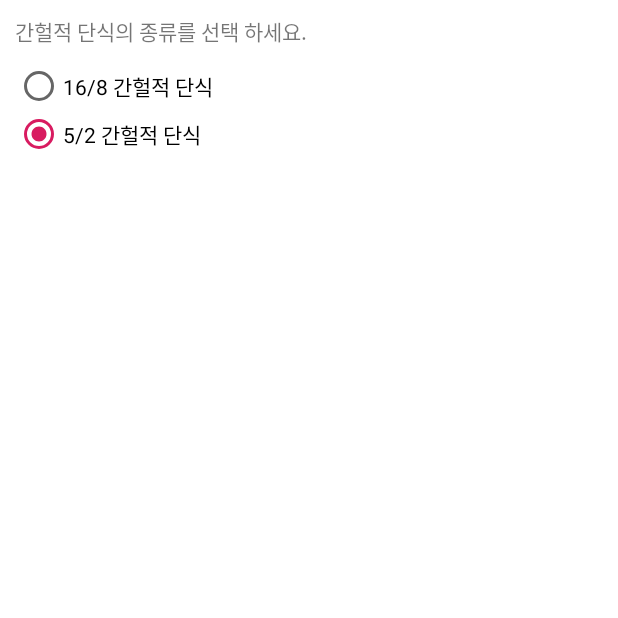
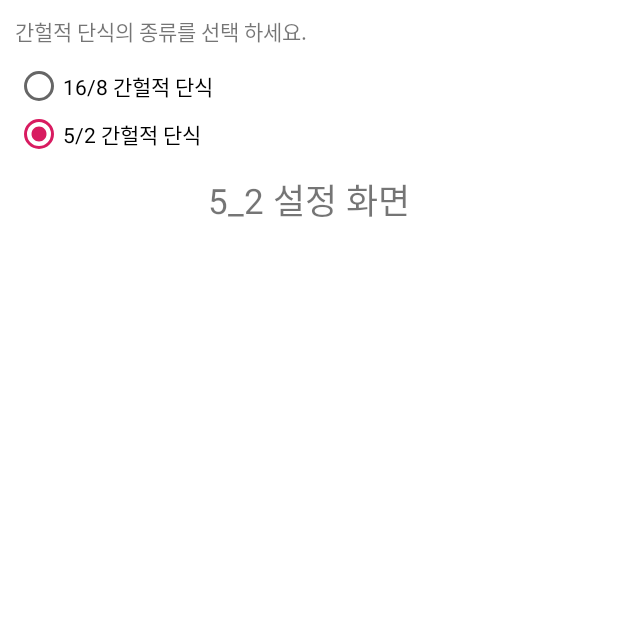
Before and after one commit to goldforestdev/Intermittent-Fasting, an Android app: the PlanFragment screen opened through its navigation route, after a tap on "5/2 간헐적 단식", on a phone screen of 412 x 824 dp, the top half of it. Run offline under Robolectric (Android 15) with nearby library versions, the phone set to English and light mode, and no system bars; our stand-ins replace data binding; 1 other tap on this screen came first.

Commit message:
Plan Type에 따른 View 설정 화면 변경

```diff
--- a/app/src/main/java/com/goldforest/capdiet/view/PlanFragment.kt
+++ b/app/src/main/java/com/goldforest/capdiet/view/PlanFragment.kt
@@ -3,17 +3,15 @@ package com.goldforest.capdiet.view
 
 
 import android.os.Bundle
-import android.view.LayoutInflater
 import android.view.View
-import android.view.ViewGroup
 import android.widget.Toast
-import androidx.databinding.DataBindingUtil
 import androidx.lifecycle.Observer
 import com.goldforest.capdiet.R
 import com.goldforest.capdiet.base.BaseFragment
 import com.goldforest.capdiet.databinding.FragmentPlanBinding
 import com.goldforest.capdiet.viewmodel.PlanType
 import com.goldforest.capdiet.viewmodel.PlanViewModel
+import kotlinx.android.synthetic.main.fragment_plan.*
 import org.koin.androidx.viewmodel.ext.android.viewModel
 
 
@@ -21,12 +19,18 @@ class PlanFragment : BaseFragment<FragmentPlanBinding, PlanViewModel>() {
 
     override val layoutResourceId: Int = R.layout.fragment_plan
     override val viewModel: PlanViewModel by viewModel()
+    private var currentPlanType : PlanType = PlanType.PLAN_16_8
 
     override fun onViewCreated(view: View, savedInstanceState: Bundle?) {
         super.onViewCreated(view, savedInstanceState)
+
         viewDataBinding.vm = viewModel
 
-        activity?.let {fragmentActivity ->
+        initLiveDataObserver()
+    }
+
+    private fun initLiveDataObserver() {
+        activity?.let { fragmentActivity ->
             viewModel.planType.observe(
                 fragmentActivity,
                 Observer { planType ->
@@ -35,13 +39,24 @@ class PlanFragment : BaseFragment<FragmentPlanBinding, PlanViewModel>() {
         }
     }
 
+    private fun setPlanTypeView (planType: PlanType) {
+        if (currentPlanType == planType) {
+            return
+        } else {
+            currentPlanType = planType
+        }
 
-    private fun setPlanTypeView (planType: PlanType) {
-        when (planType) {
-
-            //각 PlanType 별로 시간 or 요일 설정으로 변경
-            PlanType.PLAN_16_8 -> Toast.makeText(activity, "16/8 타입의 다이어트 계획을 설정 합니다.", Toast.LENGTH_LONG).show()
-            else -> Toast.makeText(activity, "5/2 타입의 다이어트 계획을 설정 합니다.", Toast.LENGTH_LONG).show()
+        when (currentPlanType) {
+            PlanType.PLAN_16_8 -> {
+                Toast.makeText(activity, "16/8 다이어트 타입을 설정 합니다.", Toast.LENGTH_LONG).show()
+                plan1Layout.visibility = View.VISIBLE
+                plan2Layout.visibility = View.GONE
+            }
+            else -> {
+                Toast.makeText(activity, "5/2 다이어트 타입을 설정 합니다.", Toast.LENGTH_LONG).show()
+                plan1Layout.visibility = View.GONE
+                plan2Layout.visibility = View.VISIBLE
+            }
         }
     }
 }
--- a/app/src/main/java/com/goldforest/capdiet/viewmodel/PlanViewModel.kt
+++ b/app/src/main/java/com/goldforest/capdiet/viewmodel/PlanViewModel.kt
@@ -1,8 +1,6 @@
 package com.goldforest.capdiet.viewmodel
 
-import android.view.View
 import androidx.lifecycle.MutableLiveData
-import com.goldforest.capdiet.R
 import com.goldforest.capdiet.base.BaseViewModel
 import com.goldforest.capdiet.viewmodel.PlanType.*
 
@@ -13,18 +11,11 @@ enum class PlanType {
 
 class PlanViewModel : BaseViewModel() {
     var planType : MutableLiveData<PlanType> = MutableLiveData<PlanType>().apply { postValue(PLAN_16_8) }
-    var isChecked : Int = 0
 
-    val planClickListener = View.OnClickListener {view ->
-        when(view.id) {
-            R.id.rbPlan1 -> {
-                planType.value = PLAN_16_8
-                isChecked = 0
-            } else -> {
-                planType.value = PLAN_5_2
-                isChecked = 1
-            }
+    fun setPlanType (planTypeOrdinal :Int) {
+        planType.value = when (planTypeOrdinal) {
+            PLAN_16_8.ordinal ->  PLAN_16_8
+            else -> PLAN_5_2
         }
     }
-
 }
--- a/app/src/main/res/layout/fragment_plan.xml
+++ b/app/src/main/res/layout/fragment_plan.xml
@@ -5,7 +5,7 @@
     <data>
         <variable
                 name="vm"
-            type="com.goldforest.capdiet.viewmodel.PlanViewModel" />
+                type="com.goldforest.capdiet.viewmodel.PlanViewModel"/>
     </data>
 
     <FrameLayout
@@ -13,9 +13,11 @@
             android:layout_height="match_parent"
             tools:context=".view.PlanFragment"
             android:background="@android:color/white">
+
         <androidx.constraintlayout.widget.ConstraintLayout
+                android:id="@+id/menuLayout"
                 android:layout_width="match_parent"
-            android:layout_height="match_parent">
+                android:layout_height="wrap_content">
             <TextView
                     android:id="@+id/tvPlanTypeTile"
                     android:layout_width="match_parent"
@@ -25,6 +27,7 @@
                     app:layout_constraintTop_toTopOf="parent"/>
 
             <RadioGroup
+                    android:id="@+id/rgPlan"
                     android:layout_width="match_parent"
                     android:layout_height="wrap_content"
                     android:orientation="vertical"
@@ -34,18 +37,56 @@
                         android:id="@+id/rbPlan1"
                         android:layout_width="wrap_content"
                         android:layout_height="wrap_content"
-                    android:checked="@{vm.isChecked() == 0 ? true : false}"
+                        android:checked="true"
                         android:text="@string/plan_type_16_8"
-                    android:onClick="@{vm.planClickListener}"/>
+                        android:onClick="@{() -> vm.setPlanType(0)}"/>
 
                 <RadioButton
                         android:id="@+id/rbPlan2"
                         android:layout_width="wrap_content"
                         android:layout_height="wrap_content"
-                    android:checked="@{vm.isChecked() == 1 ? true : false}"
                         android:text="@string/plan_type_5_2"
-                    android:onClick="@{vm.planClickListener}" />
+                        android:onClick="@{() -> vm.setPlanType(1)}"/>
             </RadioGroup>
+
+            <androidx.constraintlayout.widget.ConstraintLayout
+                    android:id="@+id/plan1Layout"
+                    android:layout_width="match_parent"
+                    android:layout_height="wrap_content"
+                    android:layout_marginTop="10dp"
+                    app:layout_constraintTop_toBottomOf="@id/rgPlan"
+                    app:layout_constraintBottom_toBottomOf="parent">
+                <TextView
+                        android:layout_width="wrap_content"
+                        android:layout_height="wrap_content"
+                        android:text="16_8 설정 화면"
+                        android:textSize="23sp"
+                        app:layout_constraintTop_toTopOf="parent"
+                        app:layout_constraintBottom_toBottomOf="parent"
+                        app:layout_constraintStart_toStartOf="parent"
+                        app:layout_constraintEnd_toEndOf="parent"/>
+
+            </androidx.constraintlayout.widget.ConstraintLayout>
+
+            <androidx.constraintlayout.widget.ConstraintLayout
+                    android:id="@+id/plan2Layout"
+                    android:layout_width="match_parent"
+                    android:layout_height="wrap_content"
+                    android:layout_marginTop="10dp"
+                    android:visibility="gone"
+                    app:layout_constraintTop_toBottomOf="@id/rgPlan"
+                    app:layout_constraintBottom_toBottomOf="parent">
+                <TextView
+                        android:layout_width="wrap_content"
+                        android:layout_height="wrap_content"
+                        android:text="5_2 설정 화면"
+                        android:textSize="23sp"
+                        app:layout_constraintTop_toTopOf="parent"
+                        app:layout_constraintBottom_toBottomOf="parent"
+                        app:layout_constraintStart_toStartOf="parent"
+                        app:layout_constraintEnd_toEndOf="parent"/>
+
+            </androidx.constraintlayout.widget.ConstraintLayout>
 
         </androidx.constraintlayout.widget.ConstraintLayout>
 
```
Lines whose indentation alone changed are shown as unchanged.
